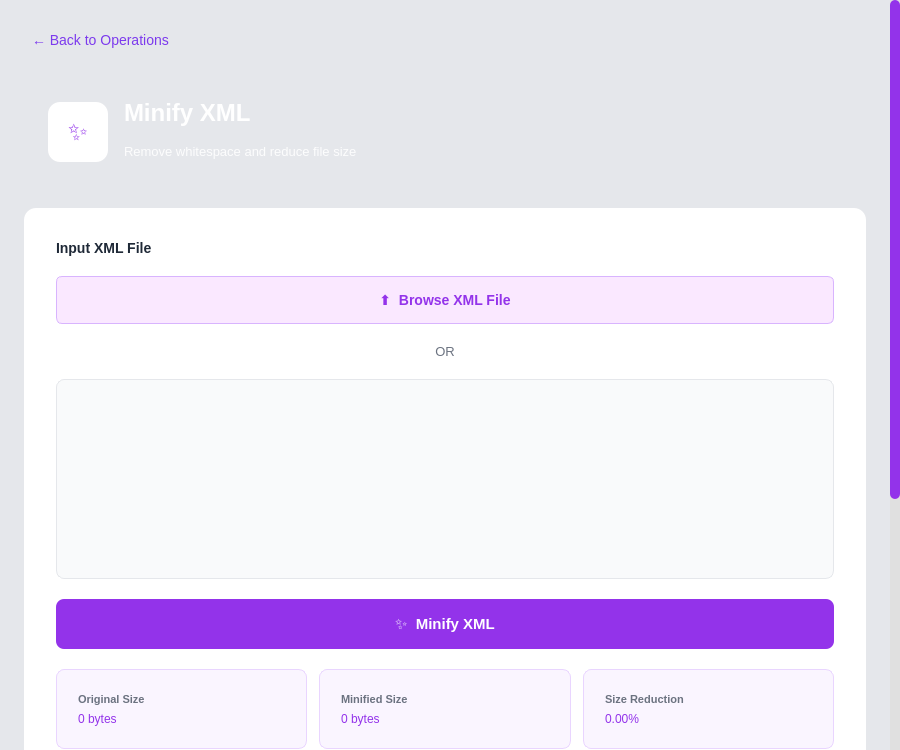
Qt form src/UI/pages/minifyingPage.ui (amr10w/ILoveXML) before a commit.
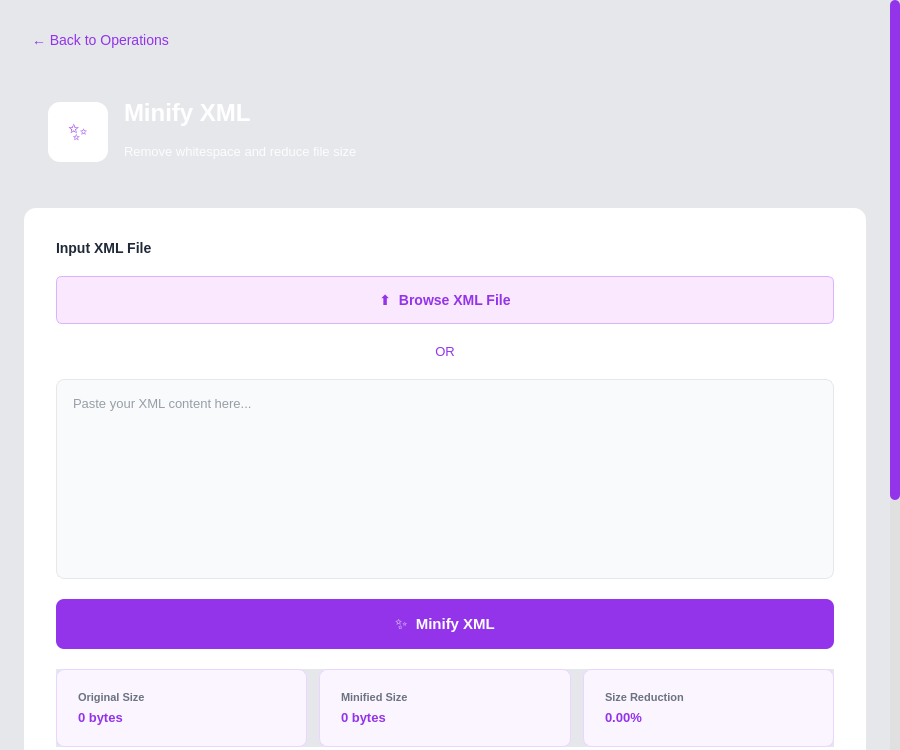
The same form after that commit.

Commit message: fix Back to Operations button in all operations pages

```diff
--- a/src/UI/pages/minifyingPage.ui
+++ b/src/UI/pages/minifyingPage.ui
@@ -1,7 +1,7 @@
 <?xml version="1.0" encoding="UTF-8"?>
 <ui version="4.0">
  <class>MinifyingPage</class>
- <widget class="QScrollArea" name="MinifyingPage">
+ <widget class="QWidget" name="MinifyingPage">
   <property name="geometry">
    <rect>
     <x>0</x>
@@ -15,23 +15,24 @@
   </property>
   <property name="styleSheet">
    <string notr="true">
-/* Applying the global background to the inner widget */
-QWidget#scrollAreaWidgetContents {
+/* Global styles */
+QWidget {
     background-color: #e5e7eb;
 }
-
-QScrollArea#MinifyingPage {
-     border: none; /* Remove default scroll area border */
-}
-
 QLabel {
     background-color: transparent;
 }
 
+/* Specific styling for scroll area's content wrapper */
+QWidget#scrollAreaWidgetContents {
+    background-color: #e5e7eb;
+}
+
+/* Back Button */
 QPushButton#backButton {
     background-color: transparent;
     border: none;
-    color: #7c3aed;
+    color: #9333ea;
     font-size: 14px;
     text-align: left;
     padding: 8px;
@@ -42,6 +43,7 @@
     border-radius: 6px;
 }
 
+/* Header Widget (Gradient Purple) */
 QWidget#headerWidget {
     background: qlineargradient(x1:0, y1:0, x2:1, y2:0,
                                  stop:0 #9333ea, stop:1 #c026d3);
@@ -59,17 +61,20 @@
     font-size: 13px;
 }
 
+/* Content Widget (White Card) */
 QWidget#contentWidget {
     background-color: white;
     border-radius: 12px;
 }
 
+/* Labels */
 QLabel#inputLabel, QLabel#outputLabel {
     color: #1f2937;
     font-size: 14px;
     font-weight: 600;
 }
 
+/* Browse Button */
 QPushButton#browseButton {
     background-color: #fae8ff;
     color: #9333ea;
@@ -84,11 +89,7 @@
     background-color: #f3e8ff;
 }
 
-QLabel#orLabel {
-    color: #6b7280;
-    font-size: 13px;
-}
-
+/* Input Text Edit */
 QTextEdit#inputTextEdit {
     background-color: #f9fafb;
     border: 1px solid #e5e7eb;
@@ -104,6 +105,7 @@
     background-color: white;
 }
 
+/* Output Text Edit */
 QTextEdit#outputTextEdit {
     background-color: #faf5ff;
     border: 1px solid #e9d5ff;
@@ -114,6 +116,7 @@
     color: #581c87;
 }
 
+/* Minify Button */
 QPushButton#minifyButton {
     background-color: #9333ea;
     color: white;
@@ -132,74 +135,76 @@
     background-color: #6b21a8;
 }
 
+/* Download Button */
+QPushButton#downloadButton {
+    background-color: #9333ea;
+    color: white;
+    border: none;
+    border-radius: 8px;
+    padding: 12px 24px;
+    font-size: 14px;
+    font-weight: 600;
+}
+
+QPushButton#downloadButton:hover {
+    background-color: #7e22ce;
+}
+
+/* Stats Box Styling */
 QFrame#statFrame1, QFrame#statFrame2, QFrame#statFrame3 {
     background-color: #faf5ff;
     border: 1px solid #e9d5ff;
     border-radius: 8px;
     padding: 12px;
 }
-
 QLabel#stat1TitleLabel, QLabel#stat2TitleLabel, QLabel#stat3TitleLabel {
-    color: #6b7280;
-    font-size: 11px;
-    font-weight: 600;
+    color: #6b7280; font-size: 11px; font-weight: 600;
 }
-
 QLabel#originalSizeLabel, QLabel#minifiedSizeLabel, QLabel#reductionLabel {
-    color: #9333ea;
+    color: #9333ea; font-size: 13px; font-weight: bold;
 }
 
-QPushButton#downloadButton {
-    background-color: #9333ea;
-    color: white;
-    border: none;
-    border-radius: 8px;
-    padding: 12px 24px;
-    font-size: 14px;
-    font-weight: 600;
-}
-
-QPushButton#downloadButton:hover {
-    background-color: #7e22ce;
-}
-
-QPushButton#downloadButton:pressed {
-    background-color: #6b21a8;
-}
-
-/* --- SCROLL BAR STYLING (New) --- */
-
+/* ScrollBar */
 QScrollBar:vertical {
     border: none;
-    background: #e0e0e0; /* Light gray track background */
+    background: #e0e0e0;
     width: 10px; 
     margin: 0px; 
 }
-
 QScrollBar::handle:vertical {
-    background: #9333ea; /* Primary purple color, matching your theme */
+    background: #9333ea; 
     min-height: 20px;
     border-radius: 5px;
 }
-
 QScrollBar::handle:vertical:hover {
     background: #7e22ce; 
 }
-
 QScrollBar::add-line:vertical, QScrollBar::sub-line:vertical {
     border: none;
     background: none;
     height: 0px; 
 }
-
 QScrollBar::add-page:vertical, QScrollBar::sub-page:vertical {
     background: none;
 }
    </string>
   </property>
+
+  <layout class="QVBoxLayout" name="rootLayout">
+   <property name="leftMargin"><number>0</number></property>
+   <property name="rightMargin"><number>0</number></property>
+   <property name="topMargin"><number>0</number></property>
+   <property name="bottomMargin"><number>0</number></property>
+
+   <item>
+    <widget class="QScrollArea" name="scrollArea">
   <property name="widgetResizable">
    <bool>true</bool>
   </property>
+     <property name="frameShape">
+      <enum>QFrame::NoFrame</enum>
+     </property>
+
   <widget class="QWidget" name="scrollAreaWidgetContents">
    <layout class="QVBoxLayout" name="mainLayout">
     <property name="spacing">
@@ -356,21 +361,19 @@
        </item>
        <item>
         <widget class="QLabel" name="orLabel">
-         <property name="text">
-          <string>OR</string>
-         </property>
-         <property name="alignment">
-          <set>Qt::AlignCenter</set>
-         </property>
-        </widget>
-       </item>
+            <property name="text"><string>OR</string></property>
+            <property name="alignment"><set>Qt::AlignCenter</set></property>
+            <property name="styleSheet"><string>color: #9333ea; font-size: 13px;</string></property>
+           </widget>
+          </item>
+
        <item>
         <widget class="QTextEdit" name="inputTextEdit">
          <property name="minimumSize">
-          <size>
-           <width>0</width>
-           <height>200</height>
-          </size>
+             <size><width>0</width><height>200</height></size>
+            </property>
+            <property name="placeholderText">
+             <string>Paste your XML content here...</string>
          </property>
         </widget>
        </item>
@@ -410,97 +413,28 @@
           </property>
           <item>
            <widget class="QFrame" name="statFrame1">
-            <property name="minimumSize">
-             <size>
-              <width>0</width>
-              <height>80</height>
-             </size>
-            </property>
-            <property name="frameShape">
-             <enum>QFrame::StyledPanel</enum>
-            </property>
+               <property name="frameShape"><enum>QFrame::StyledPanel</enum></property>
             <layout class="QVBoxLayout" name="stat1Layout">
-             <property name="spacing">
-              <number>4</number>
-             </property>
-             <item>
-              <widget class="QLabel" name="stat1TitleLabel">
-               <property name="text">
-                <string>Original Size</string>
-               </property>
-              </widget>
-             </item>
-             <item>
-              <widget class="QLabel" name="originalSizeLabel">
-               <property name="text">
-                <string>0 bytes</string>
-               </property>
-              </widget>
-             </item>
+                <item><widget class="QLabel" name="stat1TitleLabel"><property name="text"><string>Original Size</string></property></widget></item>
+                <item><widget class="QLabel" name="originalSizeLabel"><property name="text"><string>0 bytes</string></property></widget></item>
             </layout>
            </widget>
           </item>
           <item>
            <widget class="QFrame" name="statFrame2">
-            <property name="minimumSize">
-             <size>
-              <width>0</width>
-              <height>80</height>
-             </size>
-            </property>
-            <property name="frameShape">
-             <enum>QFrame::StyledPanel</enum>
-            </property>
+               <property name="frameShape"><enum>QFrame::StyledPanel</enum></property>
             <layout class="QVBoxLayout" name="stat2Layout">
-             <property name="spacing">
-              <number>4</number>
-             </property>
-             <item>
-              <widget class="QLabel" name="stat2TitleLabel">
-               <property name="text">
-                <string>Minified Size</string>
-               </property>
-              </widget>
-             </item>
-             <item>
-              <widget class="QLabel" name="minifiedSizeLabel">
-               <property name="text">
-                <string>0 bytes</string>
-               </property>
-              </widget>
-             </item>
+                <item><widget class="QLabel" name="stat2TitleLabel"><property name="text"><string>Minified Size</string></property></widget></item>
+                <item><widget class="QLabel" name="minifiedSizeLabel"><property name="text"><string>0 bytes</string></property></widget></item>
             </layout>
            </widget>
           </item>
           <item>
            <widget class="QFrame" name="statFrame3">
-            <property name="minimumSize">
-             <size>
-              <width>0</width>
-              <height>80</height>
-             </size>
-            </property>
-            <property name="frameShape">
-             <enum>QFrame::StyledPanel</enum>
-            </property>
+               <property name="frameShape"><enum>QFrame::StyledPanel</enum></property>
             <layout class="QVBoxLayout" name="stat3Layout">
-             <property name="spacing">
-              <number>4</number>
-             </property>
-             <item>
-              <widget class="QLabel" name="stat3TitleLabel">
-               <property name="text">
-                <string>Size Reduction</string>
-               </property>
-              </widget>
-             </item>
-             <item>
-              <widget class="QLabel" name="reductionLabel">
-               <property name="text">
-                <string>0.00%</string>
-               </property>
-              </widget>
-             </item>
+                <item><widget class="QLabel" name="stat3TitleLabel"><property name="text"><string>Size Reduction</string></property></widget></item>
+                <item><widget class="QLabel" name="reductionLabel"><property name="text"><string>0.00%</string></property></widget></item>
             </layout>
            </widget>
           </item>
@@ -546,8 +480,13 @@
       </layout>
      </widget>
     </item>
-   </layout>
-  </widget>
+
+      </layout>
+     </widget>
+    </widget>
+   </item>
+
+  </layout>
  </widget>
  <resources/>
  <connections/>
```
Left out of the diff: 179 changed lines with no effect on the pictures. Lines whose indentation alone changed are shown as unchanged. The commit also changes 21 other files.
